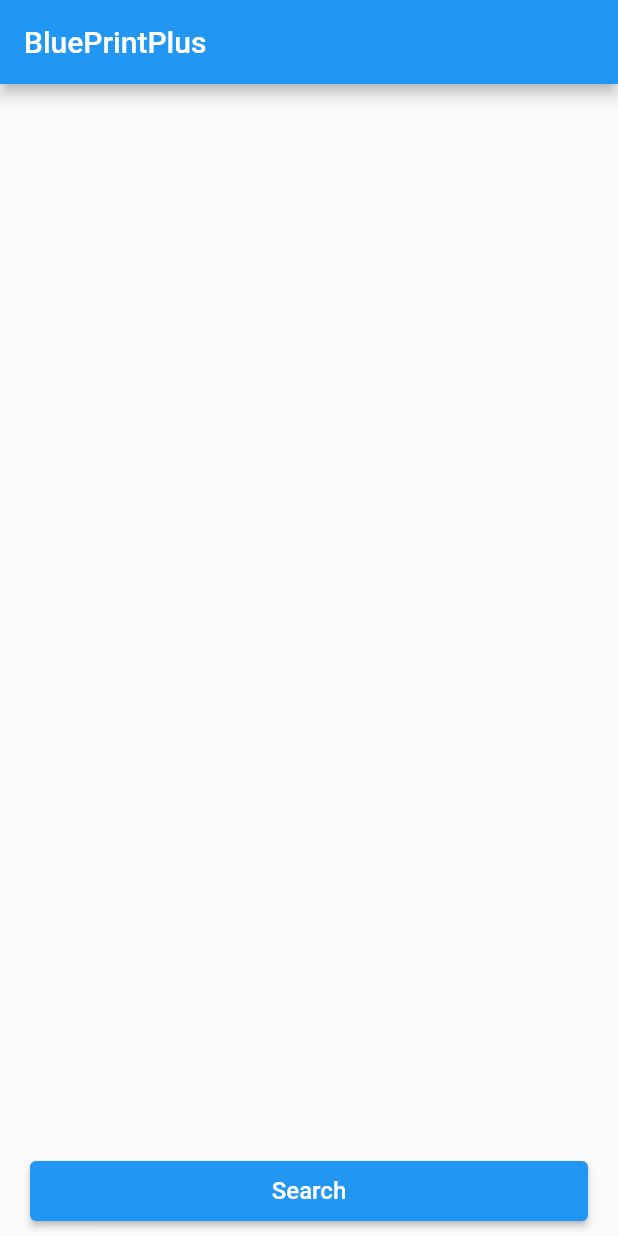
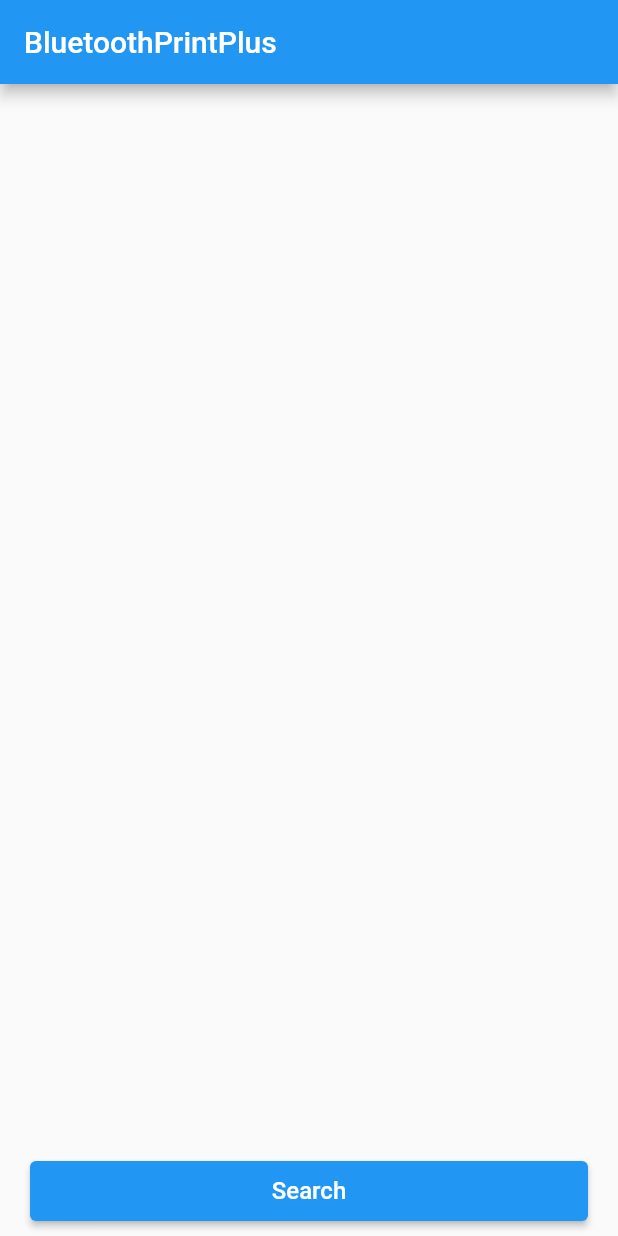
Before and after one commit to amoLink/bluetooth_print_plus, a Flutter app: the screen it shows after launch, on a phone screen of 412 x 824 dp. Run offline on Flutter 3.47's test engine with Material 2 defaults, Android fonts, the phone set to English and light mode, and no system bars; our stand-ins replace rxdart.

```diff
--- a/example/lib/main.dart
+++ b/example/lib/main.dart
@@ -77,7 +77,7 @@ class _HomePageState extends State<HomePage> with WidgetsBindingObserver {
   Widget build(BuildContext context) {
     return Scaffold(
       appBar: AppBar(
-        title: const Text('BluePrintPlus'),
+        title: const Text('BluetoothPrintPlus'),
       ),
       body: SafeArea(
         child: Column(
--- a/pubspec.yaml
+++ b/pubspec.yaml
@@ -1,6 +1,6 @@
 name: bluetooth_print_plus
 description: BluetoothPrint is a bluetooth plugin to help developers build bluetooth thermal printer apps for both iOS and Android..
-version: 2.0.5
+version: 2.0.6
 homepage: https://github.com/amoLink/bluetooth_print_plus
 
 environment:
@@ -19,7 +19,7 @@ dev_dependencies:
   flutter_test:
     sdk: flutter
   flutter_lints: ^2.0.1
-  build_runner: ^2.0.5
+  build_runner: ^2.0.6
   json_serializable: ^4.1.3
 
 # For information on the generic Dart part of this file, see the
```
Also changed, not shown: example/pubspec.lock, 4 other files.
